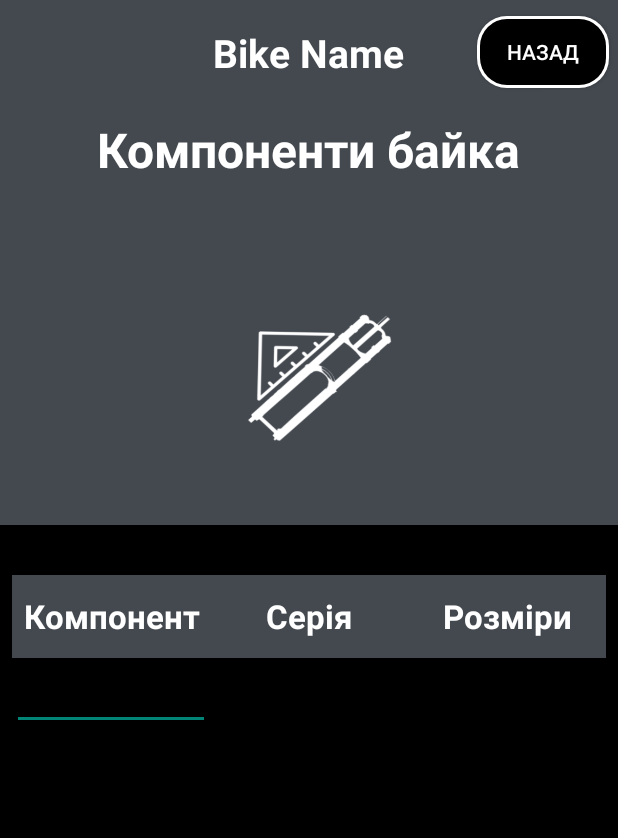
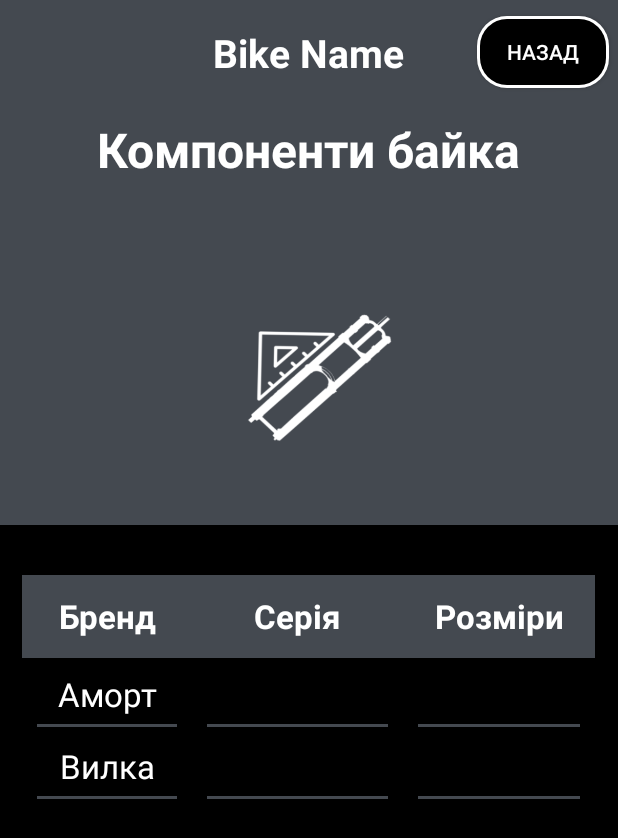
Before and after one commit to Georgesender/subproject, an Android app: the ActComponentsGeometry screen opened directly, with no data from a screen before it, on a phone screen of 412 x 824 dp. Shown: the top 838 px of the screen. Run offline under Robolectric (Android 15) with nearby library versions, the phone set to English and light mode, and no system bars; our stand-ins replace Room's generated code.

Commit message:
Додано ComponentGeometryAct з початковим xml, обновлений для нього Room. Також додано на наступний день, функцію для збереження геометрії аморта. Додано до всіх 6 кліттнок обробка данних компонентів, зміннений трохи дизайн комірок.

```diff
--- a/app/src/main/java/com/example/sgb/room/Entity.kt
+++ b/app/src/main/java/com/example/sgb/room/Entity.kt
@@ -57,6 +57,6 @@ data class Component(
     var series1: String = "",
     var series2: String = "",
     var sSizeWidth: String = "",
-    var sSizeGoes: String = ""
-
+    var sSizeGoes: String = "",
+    var fSize2: String = ""
 )
--- /dev/null
+++ b/app/src/main/res/drawable/tb_start_bott_end.xml
@@ -0,0 +1,22 @@
+<?xml version="1.0" encoding="utf-8"?>
+<layer-list xmlns:android="http://schemas.android.com/apk/res/android">
+    <item>
+        <shape>
+            <solid android:color="@color/transparent" /> <!-- Тло -->
+        </shape>
+    </item>
+    <item android:left="8dp" android:right="8dp" android:bottom="2dp">
+        <shape>
+            <stroke android:color="@color/bike_grey_blue" android:width="2dp"/>
+            <solid android:color="@color/transparent"/>
+        </shape>
+    </item>
+
+    <!-- Нижня межа -->
+    <item android:left="8dp" android:right="8dp" android:top="0dp">
+        <shape>
+            <stroke android:color="@android:color/black" android:width="2dp"/>
+            <solid android:color="@color/transparent"/>
+        </shape>
+    </item>
+</layer-list>
--- a/app/src/main/res/layout/kt_bikegarage_active.xml
+++ b/app/src/main/res/layout/kt_bikegarage_active.xml
@@ -130,7 +130,7 @@
                 android:layout_width="match_parent"
                 android:layout_height="wrap_content">
                 <TextView
-                    android:textSize="20sp"
+                    android:textSize="26sp"
                     android:textColor="@color/white"
                     android:id="@+id/geometry_text"
                     android:layout_width="wrap_content"
@@ -196,7 +196,7 @@
     <include
         android:id="@+id/bottom_navigation"
         android:layout_width="match_parent"
-        android:layout_height="55dp"
+        android:layout_height="48dp"
         app:layout_constraintBottom_toBottomOf="parent"
         app:layout_constraintEnd_toEndOf="parent"
         app:layout_constraintStart_toStartOf="parent"
--- a/app/src/main/res/layout/kt_compgeomrty.xml
+++ b/app/src/main/res/layout/kt_compgeomrty.xml
@@ -103,27 +103,28 @@
 
                 <androidx.gridlayout.widget.GridLayout
                     android:id="@+id/main_components"
-                    android:layout_width="match_parent"
+                    android:layout_width="390dp"
                     android:layout_height="wrap_content"
                     android:layout_marginTop="25dp"
                     android:layout_marginBottom="80dp"
+                    android:layout_gravity="center"
                     android:padding="4dp"
                     app:columnCount="3"
                     app:rowCount="3">
 
                     <TextView
-                        android:layout_width="0dp"
+                        android:layout_width="30dp"
                         android:layout_height="55dp"
                         android:gravity="center"
                         android:background="@color/bike_grey_blue"
-                        android:text="@string/Component"
+                        android:text="@string/Brand"
                         android:textColor="@color/white"
                         android:textSize="22sp"
                         android:textStyle="bold"
                         app:layout_columnWeight="1" />
 
                     <TextView
-                        android:layout_width="0dp"
+                        android:layout_width="wrap_content"
                         android:layout_height="55dp"
                         android:gravity="center"
                         android:background="@color/bike_grey_blue"
@@ -134,7 +135,7 @@
                         app:layout_columnWeight="1" />
 
                     <TextView
-                        android:layout_width="0dp"
+                        android:layout_width="45dp"
                         android:layout_height="55dp"
                         android:gravity="center"
                         android:text="@string/Sizes"
@@ -144,73 +145,69 @@
                         android:textStyle="bold"
                         app:layout_columnWeight="1" />
 
-                    <EditText
+                    <TextView
                         android:id="@+id/component1"
                         android:layout_width="0dp"
                         android:layout_height="48dp"
-                        android:gravity="start"
-                        android:paddingStart="12dp"
-                        android:importantForAutofill="no"
-                        android:inputType="text"
+                        android:gravity="center"
+                        android:text="@string/Shock"
+                        android:background="@drawable/tb_start_bott_end"
                         android:textColor="@color/white"
                         android:textSize="22sp"
                         app:layout_columnWeight="1"
-                        tools:ignore="LabelFor,RtlSymmetry,SpeakableTextPresentCheck,VisualLintTextFieldSize" />
+                        tools:ignore="RtlSymmetry,SpeakableTextPresentCheck,VisualLintTextFieldSize" />
 
-                    <EditText
+                    <TextView
                         android:id="@+id/series1"
                         android:layout_width="0dp"
                         android:layout_height="48dp"
                         android:gravity="center"
-                        android:importantForAutofill="no"
-                        android:inputType="text"
+                        android:textColor="@color/white"
+                        android:background="@drawable/tb_start_bott_end"
+                        android:textSize="22sp"
+                        app:layout_columnWeight="1"
+                        tools:ignore="SpeakableTextPresentCheck,VisualLintTextFieldSize" />
+
+                    <TextView
+                        android:id="@+id/size1"
+                        android:layout_width="0dp"
+                        android:layout_height="48dp"
+                        android:gravity="center"
+                        android:background="@drawable/tb_start_bott_end"
                         android:textColor="@color/white"
                         android:textSize="22sp"
                         app:layout_columnWeight="1"
                         tools:ignore="LabelFor,SpeakableTextPresentCheck,VisualLintTextFieldSize" />
 
                     <TextView
-                        android:id="@+id/size1"
+                        android:id="@+id/component2"
                         android:layout_width="0dp"
                         android:layout_height="48dp"
-                        android:gravity="start"
+                        android:gravity="center"
+                        android:background="@drawable/tb_start_bott_end"
+                        android:text="@string/Fork"
                         android:textColor="@color/white"
                         android:textSize="22sp"
                         app:layout_columnWeight="1"
-                        tools:ignore="LabelFor,SpeakableTextPresentCheck,VisualLintTextFieldSize" />
+                        tools:ignore="RtlSymmetry,SpeakableTextPresentCheck,VisualLintTextFieldSize" />
 
-                    <EditText
-                        android:id="@+id/component2"
-                        android:layout_width="0dp"
-                        android:layout_height="48dp"
-                        android:gravity="start"
-                        android:paddingStart="12dp"
-                        android:importantForAutofill="no"
-                        android:inputType="text"
-                        android:textColor="@color/white"
-                        android:textSize="22sp"
-                        app:layout_columnWeight="1"
-                        tools:ignore="LabelFor,RtlSymmetry,SpeakableTextPresentCheck,VisualLintTextFieldSize" />
-
-                    <EditText
+                    <TextView
                         android:id="@+id/series2"
                         android:layout_width="0dp"
                         android:layout_height="48dp"
                         android:gravity="center"
-                        android:importantForAutofill="no"
-                        android:inputType="text"
+                        android:background="@drawable/tb_start_bott_end"
                         android:textColor="@color/white"
                         android:textSize="22sp"
                         app:layout_columnWeight="1"
                         tools:ignore="LabelFor,VisualLintTextFieldSize,SpeakableTextPresentCheck" />
 
-                    <EditText
+                    <TextView
                         android:id="@+id/size2"
                         android:layout_width="0dp"
                         android:layout_height="48dp"
-                        android:gravity="start"
-                        android:importantForAutofill="no"
-                        android:inputType="text"
+                        android:gravity="center"
+                        android:background="@drawable/tb_start_bott_end"
                         android:textColor="@color/white"
                         android:textSize="22sp"
                         app:layout_columnWeight="1"
--- a/app/src/main/res/layout/kt_components_checker.xml
+++ b/app/src/main/res/layout/kt_components_checker.xml
@@ -1,5 +1,6 @@
 <?xml version="1.0" encoding="utf-8"?>
 <androidx.constraintlayout.widget.ConstraintLayout xmlns:android="http://schemas.android.com/apk/res/android" xmlns:app="http://schemas.android.com/apk/res-auto"
+    xmlns:tools="http://schemas.android.com/tools"
     android:background="@color/black"
     android:layout_width="match_parent"
     android:layout_height="match_parent">
@@ -15,11 +16,12 @@
         app:layout_constraintEnd_toEndOf="parent"
         app:layout_constraintHorizontal_bias="0.5"
         app:layout_constraintStart_toStartOf="parent"
-        app:layout_constraintTop_toTopOf="parent"/>
+        app:layout_constraintTop_toTopOf="parent"
+        tools:ignore="HardcodedText" />
     <include
         android:id="@+id/bottom_navigation"
         android:layout_width="match_parent"
-        android:layout_height="55dp"
+        android:layout_height="48dp"
         app:layout_constraintBottom_toBottomOf="parent"
         app:layout_constraintEnd_toEndOf="parent"
         app:layout_constraintStart_toStartOf="parent"
--- a/app/src/main/res/layout/kt_discover.xml
+++ b/app/src/main/res/layout/kt_discover.xml
@@ -6,7 +6,7 @@
     <include
         android:id="@+id/bottom_navigation"
         android:layout_width="match_parent"
-        android:layout_height="55dp"
+        android:layout_height="48dp"
         app:layout_constraintBottom_toBottomOf="parent"
         app:layout_constraintEnd_toEndOf="parent"
         app:layout_constraintStart_toStartOf="parent"
--- a/app/src/main/res/values/strings.xml
+++ b/app/src/main/res/values/strings.xml
@@ -45,7 +45,7 @@
     <string name="head_tube_length_label">%1$d mm</string>
     <string name="body_height">Для зросту</string>
     <string name="body_height_label">%1$d sm</string>
-    <string name="bottom_bracket_offset">Зміщення нижнього кронштейну</string>
+    <string name="bottom_bracket_offset">Офсет кронштейна</string>
     <string name="bottom_bracket_offset_label">%1$d mm</string>
     <string name="chainstay_lenght">Довжина чеінстею</string>
     <string name="chainstay_length_label">%1$d mm</string>
@@ -55,10 +55,14 @@
     <string name="Menu">Меню</string>
     <string name="delete">-</string>
     <string name="Bike_components">Компоненти байка</string>
-    <string name="Component">Компонент</string>
+    <string name="Brand">Бренд</string>
     <string name="Series">Серія</string>
     <string name="Sizes">Розміри</string>
     <string name="size_format">%1$s x %2$s mm</string>
+    <string name="Shock">Аморт</string>
+    <string name="Fork">Вилка</string>
+    <string name="size_with_mm">%1$s mm</string>
+
 
 
 </resources>
```
Also changed, not shown: app/src/main/java/com/example/sgb/ActComponentsGeometry.kt (+83 -26 lines), app/src/main/res/drawable/tb_end.xml (added, +22 -0 lines), app/src/main/res/drawable/tb_left_right.xml (added, +22 -0 lines), app/src/main/res/drawable/tb_start.xml (added, +22 -0 lines), app/src/main/res/layout/di_shock_sizeformat.xml (+7 -2 lines), app/src/main/res/layout/di_textwriter.xml (added, +42 -0 lines), app/src/main/res/layout/inc_bottom_nav.xml (+6 -6 lines), app/src/main/res/layout/kt_bikegeometry.xml (+56 -28 lines).
